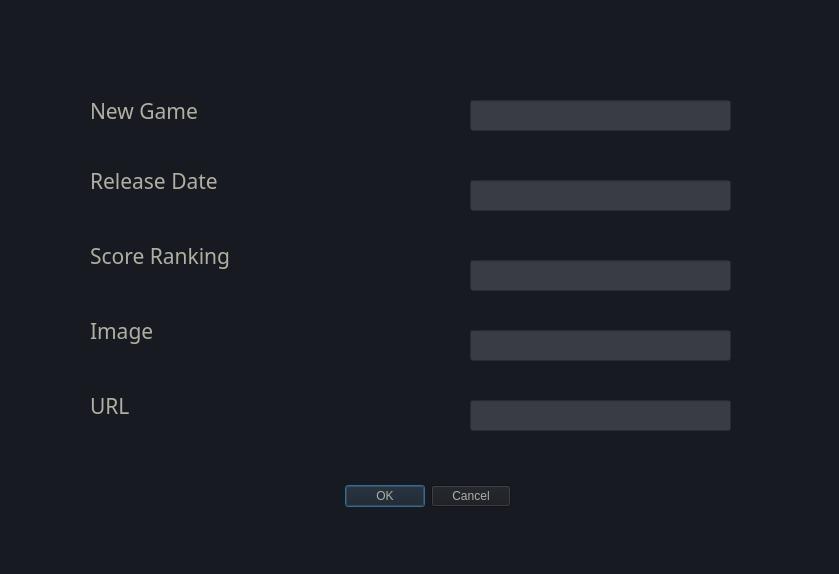
Before: the Qt Designer form ui/adddialog.ui in KHOA3004/PTI, drawn with Qt 5.
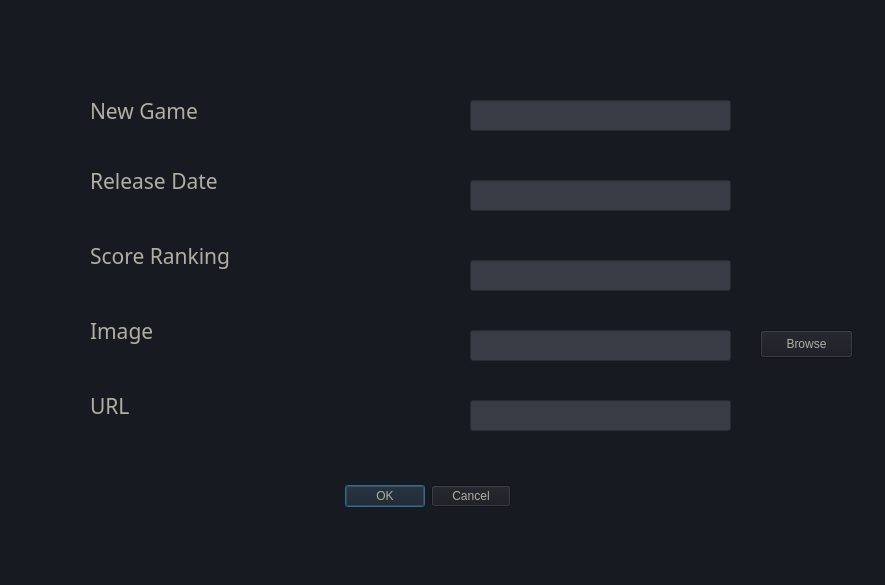
After: the same form once the commit is applied.

What changed in the file:
```diff
--- a/ui/adddialog.ui
+++ b/ui/adddialog.ui
@@ -6,8 +6,8 @@
    <rect>
     <x>0</x>
     <y>0</y>
-    <width>839</width>
-    <height>574</height>
+    <width>885</width>
+    <height>585</height>
    </rect>
   </property>
   <property name="windowTitle">
@@ -215,6 +215,22 @@
     <set>QDialogButtonBox::Cancel|QDialogButtonBox::Ok</set>
    </property>
   </widget>
+  <widget class="QPushButton" name="btn_Browse">
+   <property name="geometry">
+    <rect>
+     <x>760</x>
+     <y>330</y>
+     <width>93</width>
+     <height>28</height>
+    </rect>
+   </property>
+   <property name="styleSheet">
+    <string notr="true">color: rgb(175, 175, 162);</string>
+   </property>
+   <property name="text">
+    <string>Browse</string>
+   </property>
+  </widget>
  </widget>
  <resources/>
  <connections/>
```
Left out of the diff: 2 changed lines with no effect on the pictures.
